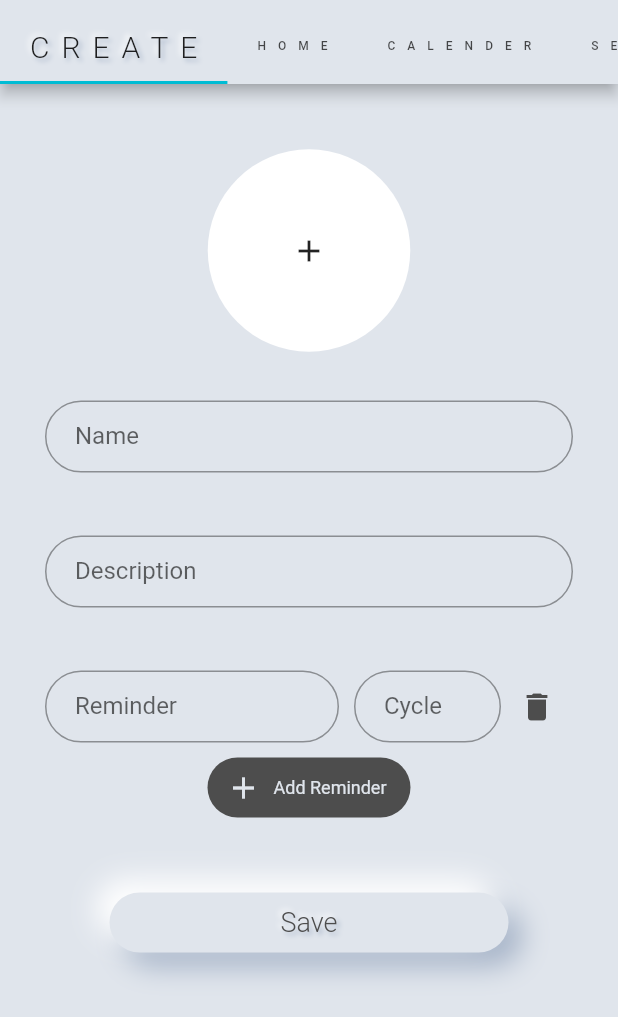
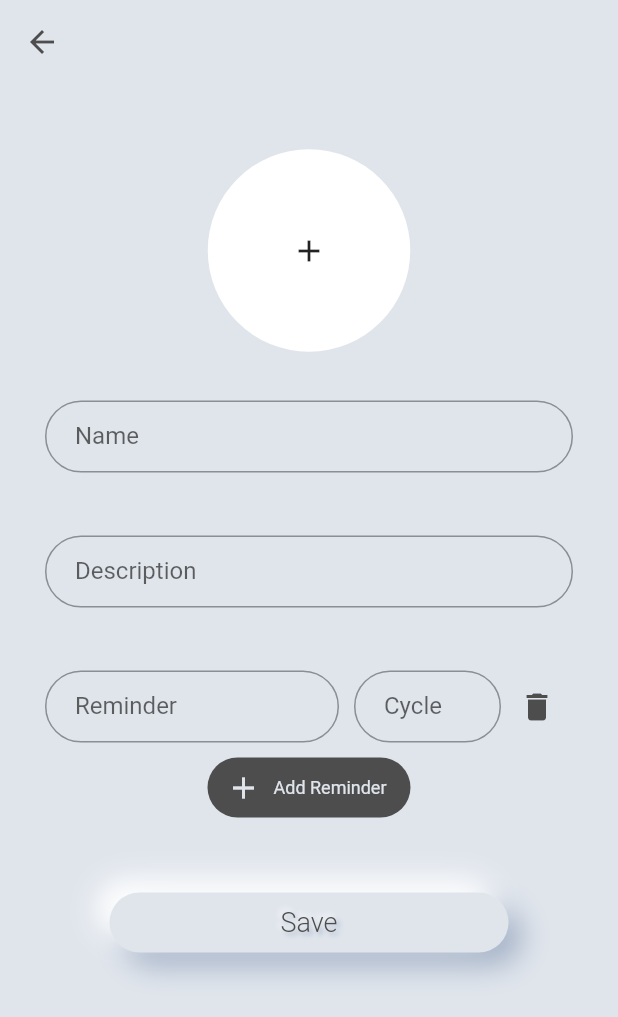
Before and after one commit to naunow/mizyali, a Flutter app: the screen it shows after launch, after a tap on the "add" icon, on a phone screen of 412 x 824 dp. Shown: the top 1017 px of the screen. Run offline on Flutter 3.47's test engine with Material 2 defaults, Android fonts, the phone set to English and light mode, and no system bars; our stand-ins replace charts_flutter, flutter_calendar_carousel, flutter_svg, google_fonts, image_picker.

Commit message:
- changed TabBar's layout. The 'create' button has been moved into the AppBar's leading area and the 'settings' button has been moved into the AppBar's actions area. - fixed language settings. English and Japanese can be selected.

```diff
--- a/lib/main.dart
+++ b/lib/main.dart
@@ -1,5 +1,6 @@
 import 'package:flutter/material.dart';
 import 'package:flutter/rendering.dart';
+import 'package:flutter_localizations/flutter_localizations.dart';
 import 'package:mizyaliapp/configs/AppColors.dart';
 import 'package:google_fonts/google_fonts.dart';
 import 'package:mizyaliapp/configs/AppShadows.dart';
@@ -21,17 +22,14 @@ class MyApp extends StatelessWidget {
     return MaterialApp(
       localizationsDelegates: [
         const MyLocalizationsDelegate(),
-        DefaultMaterialLocalizations.delegate,
-        DefaultWidgetsLocalizations.delegate,
+        GlobalMaterialLocalizations.delegate,
+        GlobalWidgetsLocalizations.delegate,
       ],
       supportedLocales: [
-        const Locale('en'),
-        const Locale('ja'),
-//        GlobalMaterialLocalizations.delegate,
-//        GlobalWidgetsLocalizations.delegate,
+        const Locale('en','US'),
+        const Locale('ja','JP'),
       ],
-      // default locale setting.
-      locale: Locale('en'),
+      locale: Locale('en','US'),
       debugShowCheckedModeBanner: false,
       theme: ThemeData(
         textTheme: GoogleFonts.mPlusRounded1cTextTheme(
@@ -93,9 +91,22 @@ class HomePath extends StatelessWidget {
   @override
   Widget build(BuildContext context) {
     return DefaultTabController(
-        length: _tabs().length,
+        length: _tabs(context).length,
         child: Scaffold(
             appBar: AppBar(
+              leading: IconButton(
+                  icon: Icon(Icons.add), color: AppColors.black, onPressed: () {
+                Navigator.push(
+                    context, MaterialPageRoute(builder: (context) => Create()));
+              }),
+              actions: <Widget>[
+                IconButton(icon: Icon(Icons.settings),
+                  color: AppColors.black,
+                  onPressed: () {
+                    Navigator.push(context,
+                        MaterialPageRoute(builder: (context) => Settings()));
+                  },),
+              ],
               flexibleSpace: Column(
                 mainAxisAlignment: MainAxisAlignment.end,
                 children: <Widget>[
@@ -107,7 +118,7 @@ class HomePath extends StatelessWidget {
                         letterSpacing: 8.0,
                         shadows: AppShadows.font_shadow,
                         fontWeight: FontWeight.w300),
-                    tabs: _tabs(),
+                    tabs: _tabs(context),
                   )
                 ],
               ),
@@ -119,29 +130,21 @@ class HomePath extends StatelessWidget {
   }
 
 
-  List<Widget> _tabs() {
+  List<Widget> _tabs(BuildContext context) {
     return [
-      Tab(text: 'CREATE',),
-//      Tab(icon: Icon(Icons.add),),
-//      Tab(text: Localized
-//          .of(context)
-//          .tabMenuHome),
-//      Tab(text: Localized
-//          .of(context)
-//          .tabMenuCalender),
-      Tab(text: 'HOME',),
-      Tab(text: 'CALENDER',),
-      Tab(text: 'SETTINGS',),
-//      Tab(icon: Icon(Icons.settings),),
+      Tab(text: Localized
+          .of(context)
+          .tabMenuHome),
+      Tab(text: Localized
+          .of(context)
+          .tabMenuCalender),
     ];
   }
 
   List<Widget> _tabBarViews() {
     return [
-      Create(),
       Home(),
       Calender(),
-      Settings(),
     ];
   }
 }
--- a/lib/screens/create/create.dart
+++ b/lib/screens/create/create.dart
@@ -54,6 +54,12 @@ class _CreateState extends State<Create> {
   Widget build(BuildContext context) {
 
     return Scaffold(
+      appBar: AppBar(
+        elevation: 0,
+        leading: IconButton(icon: Icon(Icons.arrow_back), onPressed: () {
+          Navigator.pop(context);
+        }, color: AppColors.black,),
+      ),
       body: SingleChildScrollView(
         scrollDirection: Axis.vertical,
         padding: EdgeInsets.symmetric(vertical: 36.0),
--- a/lib/screens/create/widgets/input_field.dart
+++ b/lib/screens/create/widgets/input_field.dart
@@ -1,5 +1,4 @@
 import 'package:flutter/material.dart';
-import 'package:mizyaliapp/configs/AppColors.dart';
 
 class InputField extends StatefulWidget {
   final String hintText;
--- a/lib/screens/home/home.dart
+++ b/lib/screens/home/home.dart
@@ -48,7 +48,7 @@ List<Plant> _getTestPlantInfo(){
       ..id = 1
       ..name = 'Atom'
       ..memo = 'This is a test memo.'
-      ..startDate = '20200101'
+      ..startDate = '20200710'
       ..imagePath = 'assets/images/squareplant.jpg'
       ..wateringCycleList = _getWateringCycle(plantId: 1),
     Plant()
--- a/lib/screens/home/widgets/plant_card.dart
+++ b/lib/screens/home/widgets/plant_card.dart
@@ -38,10 +38,6 @@ class _PlantCardState extends State<PlantCard> {
               PlantInfoDisplay(plantInfo: widget.plantInfo),
             ],
           ),
-//          Divider(
-//            color: AppColors.dark_shadow,
-//            thickness: 1,
-//          ),
           ChartArea(wateringCycleList: widget.plantInfo.wateringCycleList,),
         ],
       ),
--- a/lib/screens/home/widgets/plant_info.dart
+++ b/lib/screens/home/widgets/plant_info.dart
@@ -1,4 +1,5 @@
 import 'package:flutter/material.dart';
+import 'package:mizyaliapp/configs/localized.dart';
 import 'package:mizyaliapp/models/plant_info.dart';
 
 class PlantInfoDisplay extends StatelessWidget {
@@ -17,7 +18,7 @@ class PlantInfoDisplay extends StatelessWidget {
         mainAxisSize: MainAxisSize.max,
         children: <Widget>[
           Text(plantInfo.name, style: textTheme.headline4,),
-          Text(_elapsedDays(plantInfo.startDate), style: textTheme.bodyText2,),
+          Text(_elapsedDays(plantInfo.startDate, context), style: textTheme.bodyText2,),
           SizedBox(height: 14,),
           Text(plantInfo.memo,
             style: textTheme.bodyText2,),
@@ -27,11 +28,12 @@ class PlantInfoDisplay extends StatelessWidget {
   }
 }
 
-_elapsedDays(String startDateStr){
+_elapsedDays(String startDateStr, BuildContext context){
   var startDate = DateTime.parse(startDateStr);
   var now = DateTime.now();
 
   var elapsedDays = now.difference(startDate).inDays;
 
-  return '$elapsedDays days';
+  var countDaysFromStartDate = Localized.of(context).countDays(elapsedDays);
+  return countDaysFromStartDate;
 }
--- a/lib/screens/settings/settings.dart
+++ b/lib/screens/settings/settings.dart
@@ -1,8 +1,16 @@
 import 'package:flutter/material.dart';
+import 'package:mizyaliapp/configs/AppColors.dart';
 
 class Settings extends StatelessWidget {
   @override
   Widget build(BuildContext context) {
-    return Scaffold();
+    return Scaffold(
+      appBar: AppBar(
+        elevation: 0,
+        leading: IconButton(icon: Icon(Icons.arrow_back), onPressed: () {
+          Navigator.pop(context);
+        }, color: AppColors.black,),
+      ),
+    );
   }
 }
--- a/pubspec.yaml
+++ b/pubspec.yaml
@@ -17,6 +17,8 @@ dependencies:
   charts_flutter: ^0.9.0
   flutter_calendar_carousel: ^1.4.12
   image_picker: ^0.6.7+3
+  flutter_localizations:
+    sdk: flutter
 
 dev_dependencies:
   flutter_test:
```
Also changed, not shown: pubspec.lock.
